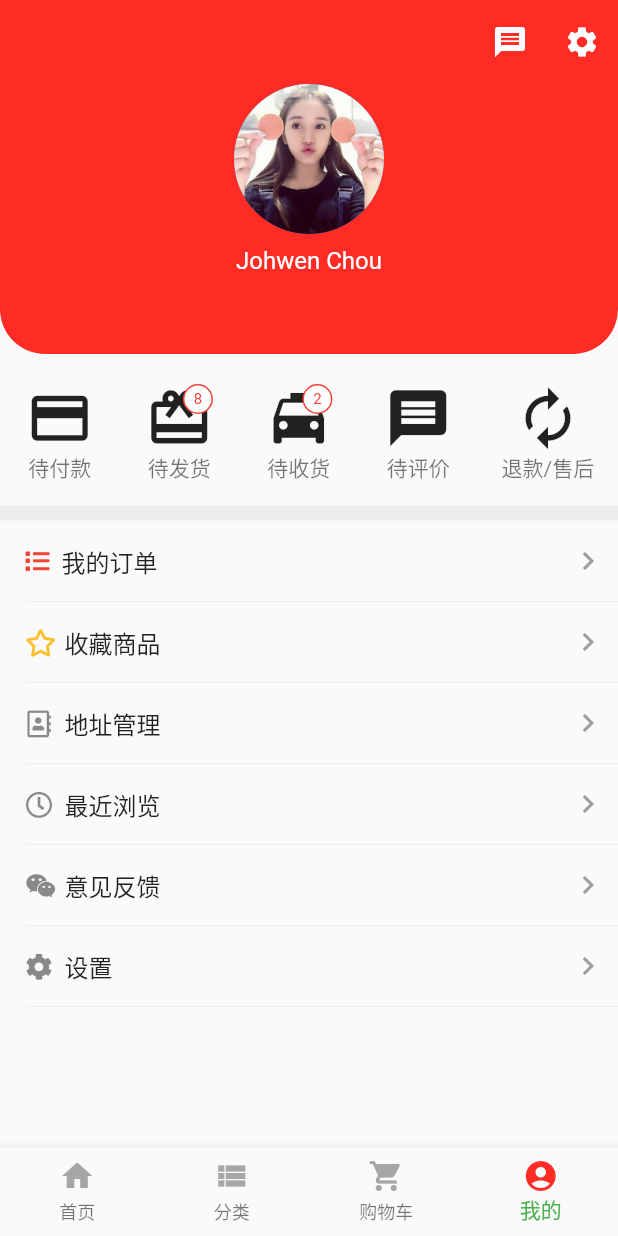
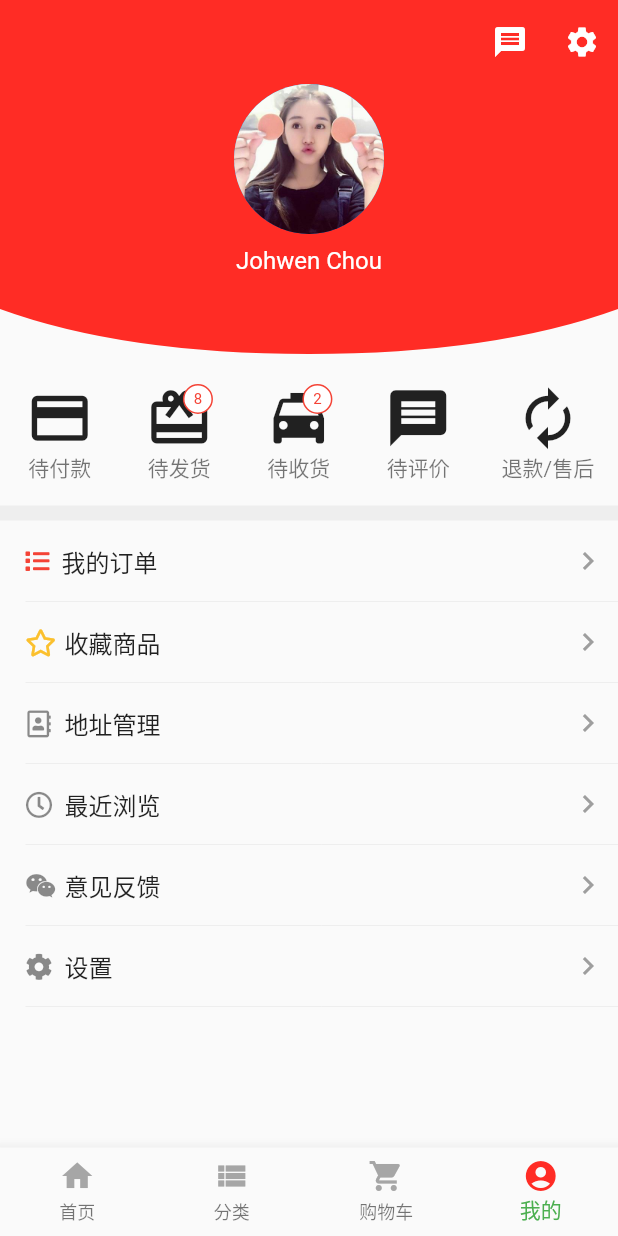
Before and after one commit to Johvenly/SimpleShopping, a Flutter app: the screen it shows after launch, item 4 of the bottom bar chosen, on a phone screen of 412 x 824 dp. Run offline on Flutter 3.47's test engine with Material 2 defaults, Android fonts, the phone set to English and light mode, and no system bars; our stand-ins replace flutter_swiper, font_awesome_flutter; statements that could not run were skipped.

Commit message:
添加首页轮播图、个人中心背景椭圆、首页“正在热销”角标

```diff
--- a/lib/home/home.dart
+++ b/lib/home/home.dart
@@ -1,6 +1,8 @@
 import 'package:flutter/material.dart';
 import 'search_bar_delegate.dart';
 import 'package:font_awesome_flutter/font_awesome_flutter.dart';
+import 'package:flutter_swiper/flutter_swiper.dart';
+import '../public/badge.dart';
 
 class Home extends StatefulWidget{
   State<StatefulWidget> createState() => new HomeState();
@@ -9,54 +11,35 @@ class Home extends StatefulWidget{
 class HomeState extends State{
   @override
   Widget build(BuildContext context){
-    Widget titleSection = Container(
-      padding: const EdgeInsets.all(32.0),
-      child: Row(
-        children: [
-          Expanded(
-            child: Column(
-              crossAxisAlignment: CrossAxisAlignment.start,
-              children: [
-                Container(
-                  padding: const EdgeInsets.only(bottom: 8.0),
-                  child: Text(
-                    'Oeschinen Lake Campground',
-                    style: TextStyle(
-                      fontWeight: FontWeight.bold,
-                    ),
-                  ),
-                ),
-                Text(
-                  'Kandersteg, Switzerland',
-                  style: TextStyle(
-                    color: Colors.grey[500],
-                  ),
-                ),
-              ],
-            ),
-          ),
-          Icon(
-            Icons.star,
-            color: Colors.red[500],
-          ),
-          Text('41'),
-        ],
-      ),
-    );
+    List _slides = <Widget>[
+      Image.asset('assets/images/slide01.jpg', fit: BoxFit.cover,),
+      Image.asset('assets/images/slide03.jpg', fit: BoxFit.cover,),
+      Image.asset('assets/images/slide04.jpg', fit: BoxFit.cover,),
+    ];
     Widget _body = new Container(
       decoration: BoxDecoration(
         color: Colors.white,
       ),
       child: new ListView(
         children: <Widget>[
-          // Image.asset('assets/images/lake.jpg',width: 300.0,height: 240.0,fit: BoxFit.cover,),
-          // titleSection,
-          new Stack(
-            children: <Widget>[
-              Image.asset('assets/images/slide01.jpg',width: 600.0,height: 180.0,fit: BoxFit.cover,)
-            ],
+          new Container(
+            width: MediaQuery.of(context).size.width,
+            height: 180.0,
+            child: Swiper.children(
+              children: _slides,
+              pagination: new SwiperPagination(
+                builder: DotSwiperPaginationBuilder(
+                  color: Colors.black54,
+                  activeColor: Colors.red,
+                )
+              ),
+              control: null,
+              autoplay: true,
+              onTap: (index) => print('点击了第$index个'),
+            )
           ),
-          new Container(
+          new Padding(
+            padding: EdgeInsets.all(0),
             child: new ButtonBar(
               alignment: MainAxisAlignment.spaceBetween,
               children: <Widget>[
@@ -89,7 +72,7 @@ class HomeState extends State{
               ],
             ),
           ),
-          new Container(
+          new Padding(
             child: new Row(
               children: <Widget>[
                 Icon(FontAwesomeIcons.fire, color: Color.fromARGB(255, 255, 44, 37),),
@@ -99,50 +82,71 @@ class HomeState extends State{
             ),
             padding: EdgeInsets.all(8),
           ),
+          new Padding(
+            padding: EdgeInsets.only(left: 8, right: 8, top: 8),
+            child: new Stack(
+              alignment: AlignmentDirectional.topEnd,
+              children: <Widget>[
+                Image.asset('assets/images/ad05.jpg', width: MediaQuery.of(context).size.width, fit: BoxFit.cover,),
+                new Badge('正在热销', color: Colors.red,),
+              ],
+            ),
+          ),
           new Container(
-            child: Column(
+            height: 120,
+            padding: EdgeInsets.all(8),
+            child: new Row(
               children: <Widget>[
-                Text('100秒套餐', style: TextStyle(color: Colors.white, fontSize: 22),),
-                Text('用于消费100秒的套餐', style: TextStyle(color: Colors.white, fontSize: 16, height: 1.5),),
-                new Row(
-                  children: <Widget>[
-                    new RaisedButton(
-                      padding: EdgeInsets.only(top:8, bottom:8, left: 30, right: 30),
-                      child: Text('立即购买', style: TextStyle(color: Colors.orange),),
-                      color: Colors.white,
-                      disabledColor: Colors.white,
-                      elevation: 3,
-                      highlightElevation: 3,
-                      disabledElevation: 3,
-                      shape: RoundedRectangleBorder(side: BorderSide(color: Colors.white), borderRadius: BorderRadius.all(Radius.circular(50))),
-                      onPressed: (){
-                        // new AlertDialog(
-                        //   title: Text('sfsf', style: TextStyle(color: Colors.black),),
-                        //   content: new Text("This is my content"),
-                        // );
-                        showDialog(
-                          context: context,
-                          child: new AlertDialog(
-                            title: Text('温馨提示'),
-                            content: Text('当前不能购买'),
-                          ),
-                        );
-                      },
-                    ),
-                    Text('¥200.00', style: TextStyle(color: Colors.white, fontSize: 24),)
-                  ],
-                  mainAxisAlignment: MainAxisAlignment.spaceBetween,
+                Expanded(
+                  child: new Padding(
+                    padding: EdgeInsets.only(right: 2),
+                    child: Image.asset('assets/images/ad06.jpg', fit: BoxFit.cover,),
+                  ),
+                ),
+                Expanded(
+                  child: new Padding(
+                    padding: EdgeInsets.only(left: 2),
+                    child: Image.asset('assets/images/ad07.jpg', fit: BoxFit.cover,),
+                  ),
                 )
               ],
-              crossAxisAlignment: CrossAxisAlignment.start,
             ),
-            margin: EdgeInsets.all(15),
-            padding: EdgeInsets.only(top: 20, bottom: 20, left: 15, right: 15),
-            decoration: BoxDecoration(
-              color: Colors.orangeAccent,
-              borderRadius: BorderRadius.all(Radius.circular(8))
+          ),
+          new Padding(
+            child: new Row(
+              children: <Widget>[
+                Icon(FontAwesomeIcons.award, color: Color.fromARGB(255, 255, 44, 37),),
+                Text(' 新品上市'),
+              ],
+              crossAxisAlignment: CrossAxisAlignment.center,
             ),
-          )
+            padding: EdgeInsets.all(8),
+          ),
+          new Container(
+            height: 160,
+            child: new ListView(
+              scrollDirection: Axis.horizontal,
+              children: <Widget>[
+                Padding(
+                  padding: EdgeInsets.only(right: 4),
+                  child: Image.asset('assets/images/ad01.jpg', fit: BoxFit.fitHeight,),
+                ),
+                Padding(
+                  padding: EdgeInsets.only(right: 4),
+                  child: Image.asset('assets/images/ad02.jpg', fit: BoxFit.fitHeight,),
+                ),
+                Padding(
+                  padding: EdgeInsets.only(right: 4),
+                  child: Image.asset('assets/images/ad03.jpg', fit: BoxFit.fitHeight,),
+                ),
+                Padding(
+                  padding: EdgeInsets.all(0),
+                  child: Image.asset('assets/images/ad04.jpg', fit: BoxFit.fitHeight,),
+                ),
+              ],
+            ),
+            padding: EdgeInsets.all(8),
+          ),
         ],
       ),
     );
--- a/lib/home/search_bar_delegate.dart
+++ b/lib/home/search_bar_delegate.dart
@@ -1,8 +1,5 @@
 import 'package:flutter/material.dart';
 class SearchBarDelegate extends SearchDelegate<String> {
-  final String searchFieldLabel = 'sfsf';
-  // MaterialLocalizations.of(context).searchFieldLabel
-
   @override
   ThemeData appBarTheme(BuildContext context){
     assert(context != null);
--- a/lib/mine/mine.dart
+++ b/lib/mine/mine.dart
@@ -27,12 +27,14 @@ class MineState extends State{
       child: new ListView(
         children: <Widget>[
           /**Avatar Box */
-          new Container(
+          new Padding(
+            padding: EdgeInsets.only(bottom: 20),
+            child: ClipPath(
+              clipper: BottomClipper(),
+              child: new Container(
                 height: 180,
-            margin: EdgeInsets.only(bottom: 20),
-            decoration: new BoxDecoration(
+                decoration: BoxDecoration(
                   color: Color.fromARGB(255, 255, 44, 37),
-              borderRadius: BorderRadius.vertical(bottom: Radius.circular(30))
                 ),
                 child: new Column(
                   children: <Widget>[
@@ -42,6 +44,8 @@ class MineState extends State{
                       margin: EdgeInsets.only(top: 8),
                     )
                   ],
+                ),
+              ),
             ),
           ),
           /**Gold Box */
@@ -262,3 +266,28 @@ class MineState extends State{
     );
   }
 }
+
+class BottomClipper extends CustomClipper<Path> {
+  @override
+  Path getClip(Size size) {
+    var path = Path();
+    path.lineTo(0.0, size.height - 30);
+    var firstControlPoint = Offset(size.width / 5, size.height);
+    var firstPoint = Offset(size.width / 2, size.height);
+    path.quadraticBezierTo(firstControlPoint.dx, firstControlPoint.dy,
+        firstPoint.dx, firstPoint.dy);
+
+    var secondControlPoint = Offset(size.width - (size.width / 5), size.height);
+    var secondPoint = Offset(size.width, size.height - 30);
+    path.quadraticBezierTo(secondControlPoint.dx, secondControlPoint.dy,
+        secondPoint.dx, secondPoint.dy);
+
+    path.lineTo(size.width, 0.0);
+    path.close();
+
+    return path;
+  }
+
+  @override
+  bool shouldReclip(CustomClipper<Path> oldClipper) => false;
+}
--- /dev/null
+++ b/lib/public/badge.dart
@@ -0,0 +1,37 @@
+import 'package:flutter/material.dart';
+
+class Badge extends Positioned {
+  final double top;
+  final double right;
+  final double angle;
+  final double width;
+  final double height;
+  final double fontSize;
+  final Color color;
+  final String text;
+
+  const Badge(this.text, {
+    Key key,
+    this.top = 10,
+    this.right = -22,
+    this.angle = 120,
+    this.width = 100,
+    this.height = 20,
+    this.fontSize = 12,
+    this.color = Colors.orange,
+  });
+
+  @override
+  Widget get child => Transform.rotate(
+    angle: this.angle,
+    child: Container(
+      width: this.width,
+      height: this.height,
+      alignment: AlignmentDirectional.center,
+      decoration: BoxDecoration(
+        color: this.color,
+      ),
+      child: Text(this.text, style: TextStyle(color: Colors.white, fontSize: this.fontSize),),
+    ),
+  );
+}
--- a/pubspec.yaml
+++ b/pubspec.yaml
@@ -20,6 +20,7 @@ dependencies:
   # Use with the CupertinoIcons class for iOS style icons.
   cupertino_icons: ^0.1.2
   font_awesome_flutter: ^8.2.0
+  flutter_swiper: ^1.1.4
 
 dev_dependencies:
   flutter_test:
```
Also changed, not shown: assets/images/ad01.jpg (added), assets/images/ad02.jpg (added), assets/images/ad03.jpg (added), assets/images/ad04.jpg (added), assets/images/ad05.jpg (added), assets/images/ad06.jpg (added), assets/images/ad07.jpg (added), assets/images/slide02.jpg (added), assets/images/slide03.jpg (added), assets/images/slide04.jpg (added), 1 other file. Lines whose indentation alone changed are shown as unchanged.
